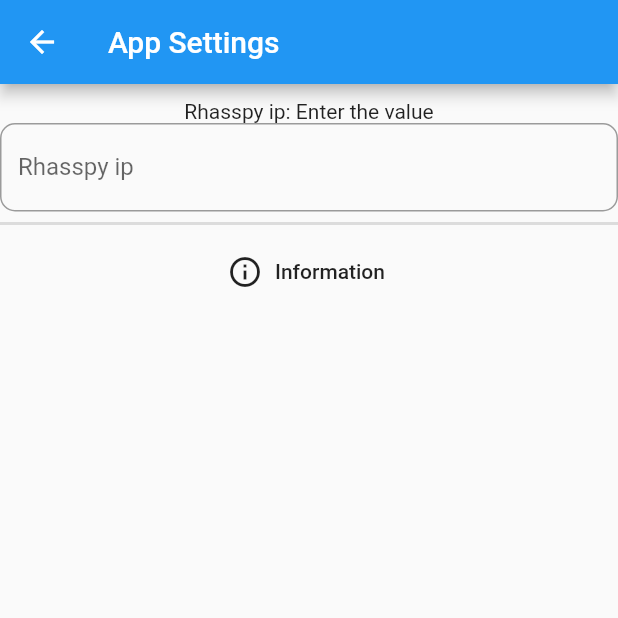
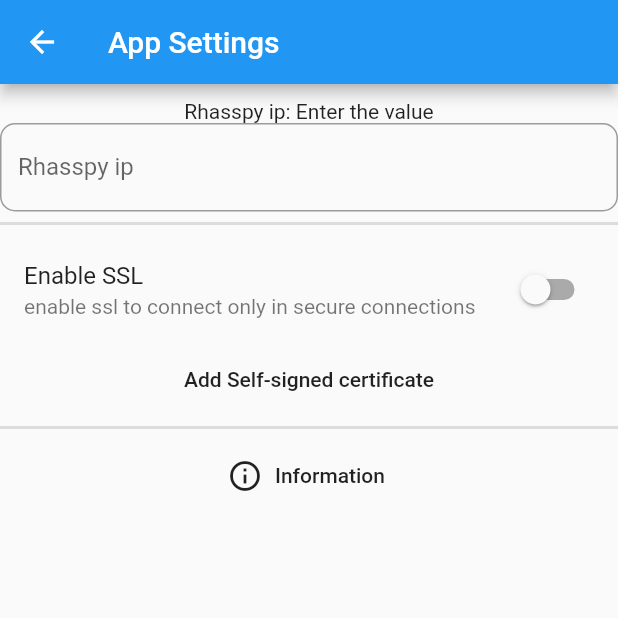
Before and after one commit to razzo04/rhasspy-mobile-app, a Flutter app: the AppSettings screen opened by its route, on a phone screen of 412 x 824 dp, the top half of it. Run offline on Flutter 3.47's test engine with Material 2 defaults, Android fonts, the phone set to English and light mode, and no system bars; our stand-ins replace audioplayers, dio, file_picker, flushbar, permission_handler, shared_preferences; missing offline and left inert: flutter_audio_recorder; accounts and stored records are empty.

Commit message:
added ssl support

```diff
--- a/lib/screens/AppSettings.dart
+++ b/lib/screens/AppSettings.dart
@@ -1,5 +1,9 @@
+import 'dart:io';
+
+import 'package:file_picker/file_picker.dart';
 import 'package:flushbar/flushbar_helper.dart';
 import 'package:flutter/material.dart';
+import 'package:permission_handler/permission_handler.dart';
 import 'package:rhasspy_mobile_app/utilits/RhasspyApi.dart';
 import 'package:shared_preferences/shared_preferences.dart';
 
@@ -30,18 +34,24 @@ class _AppSettingsState extends State<AppSettings> {
               width: 10,
               height: 10,
             ),
-            Text("Rhasspy ip: ${rhasspyIp == null || rhasspyIp == "" ? "Enter the value" : rhasspyIp}"),
+            Text(
+                "Rhasspy ip: ${rhasspyIp == null || rhasspyIp == "" ? "Enter the value" : rhasspyIp}"),
             TextField(
               controller: textEditingControllerRhasspyip,
               readOnly: false,
               onSubmitted: (String value) async {
                 String ip = value.split(":").first;
                 int port = int.parse(value.split(":").last);
-                RhasspyApi rhasspy = RhasspyApi(ip, port, false);
-                if(!(await rhasspy.checkConnection())){
-                  FlushbarHelper.createError(message: "cannot connect with rhasspy").show(context);
+                RhasspyApi rhasspy = RhasspyApi(ip, port, prefs.getBool("SSL"),
+                    pemCertificate: prefs.getString("PEMCertificate"));
+                if (!(await rhasspy.checkConnection())) {
+                  FlushbarHelper.createError(
+                          message: "cannot connect with rhasspy")
+                      .show(context);
                 } else {
-                  FlushbarHelper.createSuccess(message: "successful connection with rhasspy").show(context);
+                  FlushbarHelper.createSuccess(
+                          message: "successful connection with rhasspy")
+                      .show(context);
                 }
                 setState(() {
                   prefs.setString("Rhasspyip", value.trim());
@@ -55,10 +65,50 @@ class _AppSettingsState extends State<AppSettings> {
                     borderRadius: BorderRadius.all(Radius.circular(10))),
               ),
             ),
-            Divider(thickness: 2,),
-            FlatButton.icon(onPressed: (){
-              showLicensePage(context: context, );
-            }, icon: Icon(Icons.info_outline), label: Text("Information"))
+            Divider(
+              thickness: 2,
+            ),
+            SwitchListTile.adaptive(
+              value: prefs != null ? prefs.getBool("SSL") ?? false : false,
+              onChanged: (bool value) {
+                prefs.setBool("SSL", value);
+              },
+              title: Text("Enable SSL"),
+              subtitle:
+                  Text("enable ssl to connect only in secure connections"),
+            ),
+            FlatButton(
+              onPressed: () async {
+                if (await Permission.storage.request().isGranted) {
+                  File certificate = await FilePicker.getFile();
+                  if (certificate != null) {
+                    prefs.setString(
+                        "PEMCertificate", certificate.readAsStringSync());
+                    FlushbarHelper.createSuccess(
+                            message: "certificate added correctly")
+                        .show(context);
+                  }
+                }
+              },
+              child: Tooltip(
+                height: 40,
+                child: Text("Add Self-signed certificate"),
+                message:
+                    "You must add the certificate only if it has not been signed by a trusted CA",
+              ),
+            ),
+            Divider(
+              thickness: 2,
+            ),
+            FlatButton.icon(
+              onPressed: () {
+                showLicensePage(
+                  context: context,
+                );
+              },
+              icon: Icon(Icons.info_outline),
+              label: Text("Information"),
+            ),
           ],
         ),
       ),
@@ -71,12 +121,10 @@ class _AppSettingsState extends State<AppSettings> {
       setState(() {
         rhasspyIp = "Enter the value";
       });
-
     } else {
       setState(() {
         rhasspyIp = prefs.getString("Rhasspyip");
       });
-
     }
   }
 }
--- a/lib/screens/HomePage.dart
+++ b/lib/screens/HomePage.dart
@@ -203,7 +203,7 @@ class _HomePageState extends State<HomePage> {
       if (prefs.containsKey("Rhasspyip") && prefs.getString("Rhasspyip").isNotEmpty) {
         String ip = prefs.getString("Rhasspyip").split(":").first;
         int port = int.parse(prefs.getString("Rhasspyip").split(":").last);
-        rhasspy = RhasspyApi(ip, port, false);
+        rhasspy = RhasspyApi(ip, port, prefs.getBool("SSL") ?? false, pemCertificate: prefs.getString("PEMCertificate"));
       }
     });
   }
--- a/pubspec.yaml
+++ b/pubspec.yaml
@@ -15,7 +15,7 @@ publish_to: 'none' # Remove this line if you wish to publish to pub.dev
 # In iOS, build-name is used as CFBundleShortVersionString while build-number used as CFBundleVersion.
 # Read more about iOS versioning at
 # https://developer.apple.com/library/archive/documentation/General/Reference/InfoPlistKeyReference/Articles/CoreFoundationKeys.html
-version: 1.0.1+1
+version: 1.1.0+1
 
 environment:
   sdk: ">=2.7.0 <3.0.0"
```
Also changed, not shown: lib/utilits/RhasspyApi.dart (+43 -8 lines), 1 other file.
